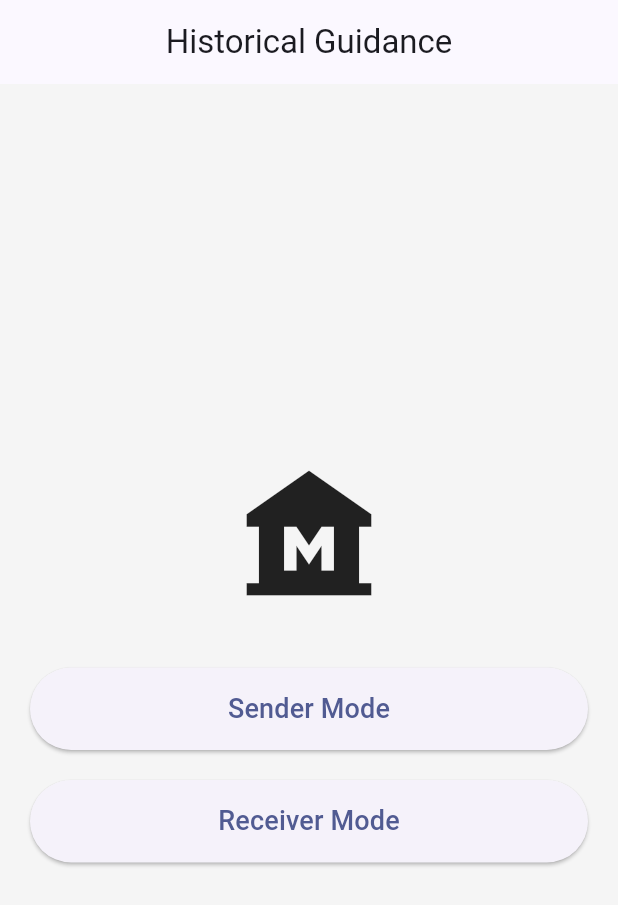
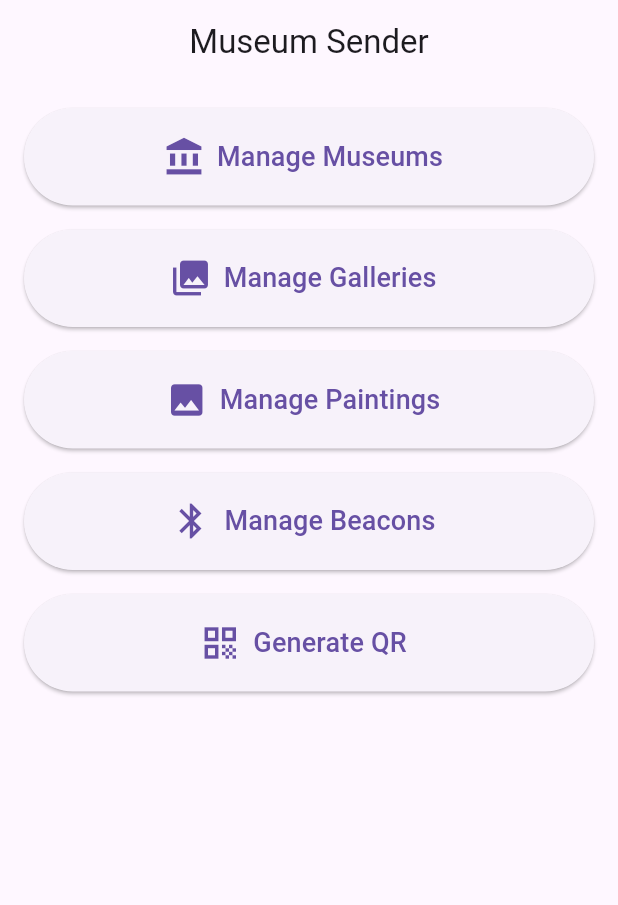
Before and after one commit to NarinderKloia/historical_guidance, a Flutter app: the screen it shows after launch, on a phone screen of 412 x 824 dp. Shown: the top 905 px of the screen. Run offline on Flutter 3.47's test engine with Material 3 defaults, Android fonts, the phone set to English and light mode, and no system bars; our stand-ins replace sqflite; accounts and stored records are empty.

Commit message:
Museum Management

```diff
--- /dev/null
+++ b/lib/features/sender/presentation/pages/sender_dashboard_page.dart
@@ -0,0 +1,82 @@
+import 'package:flutter/material.dart';
+
+class SenderDashboardPage extends StatelessWidget {
+  const SenderDashboardPage({super.key});
+
+  @override
+  Widget build(BuildContext context) {
+    return Scaffold(
+      appBar: AppBar(title: const Text('Museum Sender'), centerTitle: true),
+      body: Padding(
+        padding: const EdgeInsets.all(16),
+        child: Column(
+          children: [
+            DashboardButton(
+              title: "Manage Museums",
+              icon: Icons.account_balance,
+              onTap: () {},
+            ),
+
+            const SizedBox(height: 16),
+
+            DashboardButton(
+              title: "Manage Galleries",
+              icon: Icons.collections,
+              onTap: () {},
+            ),
+
+            const SizedBox(height: 16),
+
+            DashboardButton(
+              title: "Manage Paintings",
+              icon: Icons.image,
+              onTap: () {},
+            ),
+
+            const SizedBox(height: 16),
+
+            DashboardButton(
+              title: "Manage Beacons",
+              icon: Icons.bluetooth,
+              onTap: () {},
+            ),
+
+            const SizedBox(height: 16),
+
+            DashboardButton(
+              title: "Generate QR",
+              icon: Icons.qr_code,
+              onTap: () {},
+            ),
+          ],
+        ),
+      ),
+    );
+  }
+}
+
+class DashboardButton extends StatelessWidget {
+  final String title;
+  final IconData icon;
+  final VoidCallback onTap;
+
+  const DashboardButton({
+    super.key,
+    required this.title,
+    required this.icon,
+    required this.onTap,
+  });
+
+  @override
+  Widget build(BuildContext context) {
+    return SizedBox(
+      width: double.infinity,
+      height: 65,
+      child: ElevatedButton.icon(
+        onPressed: onTap,
+        icon: Icon(icon, size: 28),
+        label: Text(title, style: const TextStyle(fontSize: 18)),
+      ),
+    );
+  }
+}
--- a/lib/main.dart
+++ b/lib/main.dart
@@ -1,14 +1,41 @@
 import 'package:flutter/material.dart';
-import 'package:flutter_riverpod/flutter_riverpod.dart';
 
-import 'app/app.dart';
-import 'core/database/database_service.dart';
+import 'features/museum/data/models/museum_model.dart';
+import 'features/museum/data/repositories/museum_repository.dart';
+import 'features/sender/presentation/pages/sender_dashboard_page.dart';
 
-Future<void> main() async {
+void main() async {
   WidgetsFlutterBinding.ensureInitialized();
 
-  // Initialize SQLite database
-  await DatabaseService.instance.database;
+  final repository = MuseumRepository.instance;
 
-  runApp(const ProviderScope(child: HistoricalGuidanceApp()));
+  // Insert a museum
+  final museumId = await repository.insertMuseum(
+    MuseumModel(
+      museumName: 'National Museum',
+      city: 'New Delhi',
+      museumDescription: 'Historical museum of India',
+      createdAt: DateTime.now().toIso8601String(),
+      updatedAt: DateTime.now().toIso8601String(),
+    ),
+  );
+
+  debugPrint('Inserted Museum ID: $museumId');
+
+  // Read it back
+  final museum = await repository.getMuseumById(museumId);
+
+  debugPrint('Museum Data:');
+  debugPrint(museum.toString());
+
+  runApp(const MyApp());
 }
+
+class MyApp extends StatelessWidget {
+  const MyApp({super.key});
+
+  @override
+  Widget build(BuildContext context) {
+    return const MaterialApp(home: const SenderDashboardPage());
+  }
+}
```
Also changed, not shown: lib/features/beacon/data/repositories/beacon_repository.dart (added, +111 -0 lines), lib/features/gallery/data/repositories/gallery_repository.dart (added, +89 -0 lines), lib/features/museum/data/repositories/museum_repository.dart (added, +87 -0 lines), lib/features/painting/data/repositories/painting_repository.dart (added, +109 -0 lines), lib/core/database/base_repository.dart (added).
